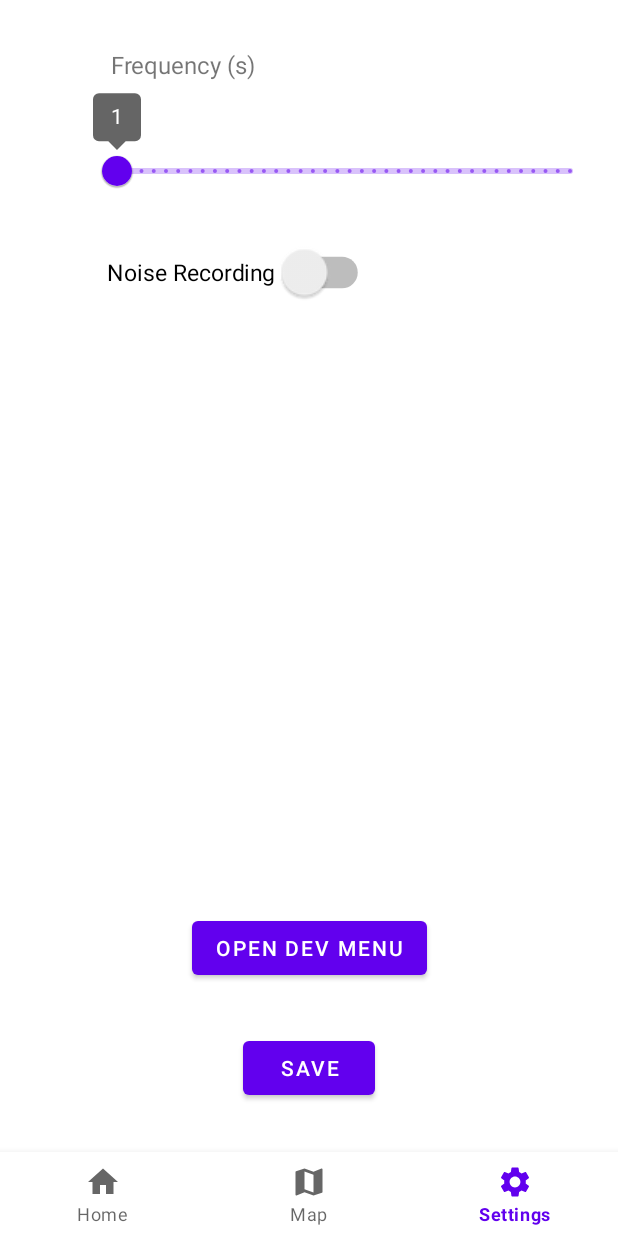
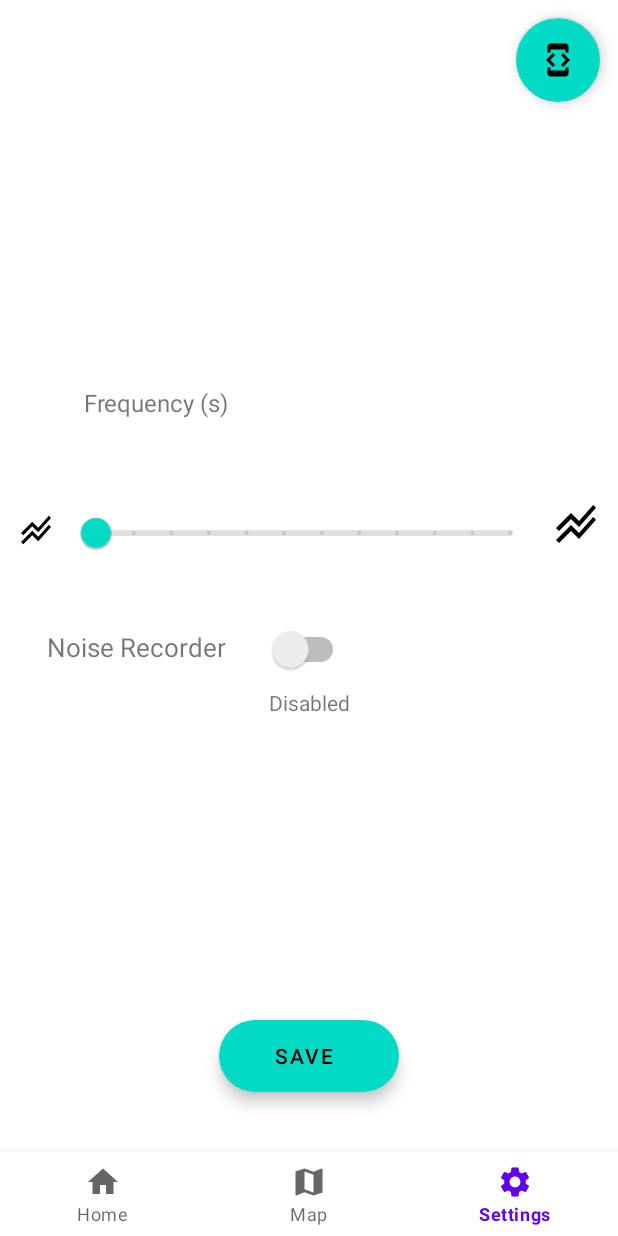
Before and after one commit to trdin/Digital-twin-StudApp, an Android app: the screen it shows after launch (MainActivity), item 3 of the bottom bar chosen, on a phone screen of 412 x 824 dp. Run offline under Robolectric (Android 15) with nearby library versions, the phone set to English and light mode, and no system bars; our stand-ins replace EventBus, Timber; libraries missing offline, so code that uses them is left out: org.osmdroid.api, org.osmdroid.tileprovider, org.osmdroid.util, org.osmdroid.views; pictures from the network do not load; 1 statement that could not run was skipped.

Commit message:
SMLTG-177 UI Design.

```diff
--- a/app/src/main/java/com/example/studapp/HomeFragment.kt
+++ b/app/src/main/java/com/example/studapp/HomeFragment.kt
@@ -72,7 +72,7 @@ class HomeFragment : Fragment() {
                 if (lastLocation != null && insert) {
                     val jsonObj = MessageJsonObject()
                     jsonObj.content = binding.etMessage.text.toString()
-                    jsonObj.category = "text"
+                    jsonObj.category = selectedCategory
                     jsonObj.latitude = lastLocation.latitude.toString()
                     jsonObj.longitude = lastLocation.longitude.toString()
                     jsonObj.time = Date().toString()
--- a/app/src/main/java/com/example/studapp/MainActivity.kt
+++ b/app/src/main/java/com/example/studapp/MainActivity.kt
@@ -141,8 +141,8 @@ class MainActivity : AppCompatActivity() {
                 override fun run() {
                     val noiseRecorder = NoiseRecorder()
                     noiseRecorder.context = this@MainActivity
-                    //Log.d("aaa", noiseRecorder.noiseLevel.toString())
                     mainHandler.postDelayed(this, ((app.frequency * 1000).toLong()))
+                    if (app.recordSetting) {
                         val noiseDb = round(noiseRecorder.noiseLevel)
                         val simpleDateFormat = SimpleDateFormat("yyyy-MM-dd HH:mm", Locale.ENGLISH)
                         val time = Calendar.getInstance().time
@@ -173,6 +173,11 @@ class MainActivity : AppCompatActivity() {
                                     jsonMsgObj.time = Date().toString()
                                     app.postMainRequest("messages", Gson().toJson(jsonMsgObj))
                                 }
+                            }
+                        } catch (ex: IOException) {
+                            Timber.tag("dev_post_req").e(ex)
+                            mainHandler.removeCallbacks(updateTextTask!!)
+
                         }
                     }
                     //noise, lat, lon , time.
--- a/app/src/main/java/com/example/studapp/MyApplication.kt
+++ b/app/src/main/java/com/example/studapp/MyApplication.kt
@@ -17,8 +17,8 @@ import java.util.*
 class MyApplication : Application() {
     lateinit var sharedPref: SharedPreferences
     lateinit var okClient: OkHttpClient
-    var frequency = 1.0f
-    var recordSetting = false;
+    var frequency = 5f
+    var recordSetting = false
 
     companion object {
         const val NOISE_HIGH_LIMIT = 80
--- a/app/src/main/java/com/example/studapp/SettingsFragment.kt
+++ b/app/src/main/java/com/example/studapp/SettingsFragment.kt
@@ -1,6 +1,5 @@
 package com.example.studapp
 
-import android.content.SharedPreferences
 import android.os.Bundle
 import androidx.fragment.app.Fragment
 import android.view.LayoutInflater
@@ -8,7 +7,6 @@ import android.view.View
 import android.view.ViewGroup
 import android.widget.Toast
 import com.example.studapp.databinding.FragmentSettingsBinding
-import timber.log.Timber
 
 
 class SettingsFragment : Fragment()  {
@@ -32,11 +30,22 @@ class SettingsFragment : Fragment()  {
 
 
         binding.slFrequency.value = app.frequency
-        binding.recorderSetting.isChecked = app.recordSetting
+        binding.swRecorderSetting.isChecked = app.recordSetting
+        binding.slFrequency.isEnabled = app.recordSetting
+
+        binding.swRecorderSetting.setOnCheckedChangeListener { _, isChecked ->
+            if(isChecked){
+                binding.tvSwitchStatus.setText("Enabled")
+                binding.slFrequency.isEnabled = true
+            }else {
+                binding.tvSwitchStatus.setText("Disabled")
+                binding.slFrequency.isEnabled = false
+            }
+        }
 
         binding.btnSave.setOnClickListener {
             val newFrequency = binding.slFrequency.value
-            val newRecordingSetting = binding.recorderSetting.isChecked
+            val newRecordingSetting = binding.swRecorderSetting.isChecked
             if(app.saveFrequency(newFrequency) && app.saveRecordSetting(newRecordingSetting)){
                 Toast.makeText(activity, "Settings Saved", Toast.LENGTH_SHORT).show()
             }else{
--- /dev/null
+++ b/app/src/main/res/drawable/ic_developer.xml
@@ -0,0 +1,5 @@
+<vector android:height="24dp" android:tint="#000000"
+    android:viewportHeight="24" android:viewportWidth="24"
+    android:width="24dp" xmlns:android="http://schemas.android.com/apk/res/android">
+    <path android:fillColor="@android:color/white" android:pathData="M7,5h10v2h2L19,3c0,-1.1 -0.9,-1.99 -2,-1.99L7,1c-1.1,0 -2,0.9 -2,2v4h2L7,5zM15.41,16.59L20,12l-4.59,-4.59L14,8.83 17.17,12 14,15.17l1.41,1.42zM10,15.17L6.83,12 10,8.83 8.59,7.41 4,12l4.59,4.59L10,15.17zM17,19L7,19v-2L5,17v4c0,1.1 0.9,2 2,2h10c1.1,0 2,-0.9 2,-2v-4h-2v2z"/>
+</vector>
--- /dev/null
+++ b/app/src/main/res/drawable/ic_frequency.xml
@@ -0,0 +1,5 @@
+<vector android:height="24dp" android:tint="#000000"
+    android:viewportHeight="24" android:viewportWidth="24"
+    android:width="24dp" xmlns:android="http://schemas.android.com/apk/res/android">
+    <path android:fillColor="@android:color/white" android:pathData="M2,19.99l7.5,-7.51l4,4l7.09,-7.97L22,9.92l-8.5,9.56l-4,-4l-6,6.01L2,19.99zM3.5,15.49l6,-6.01l4,4L22,3.92l-1.41,-1.41l-7.09,7.97l-4,-4L2,13.99L3.5,15.49z"/>
+</vector>
--- /dev/null
+++ b/app/src/main/res/drawable/ic_frequency_small.xml
@@ -0,0 +1,5 @@
+<vector android:height="16dp" android:tint="#000000"
+    android:viewportHeight="24" android:viewportWidth="24"
+    android:width="16dp" xmlns:android="http://schemas.android.com/apk/res/android">
+    <path android:fillColor="@android:color/white" android:pathData="M2,19.99l7.5,-7.51l4,4l7.09,-7.97L22,9.92l-8.5,9.56l-4,-4l-6,6.01L2,19.99zM3.5,15.49l6,-6.01l4,4L22,3.92l-1.41,-1.41l-7.09,7.97l-4,-4L2,13.99L3.5,15.49z"/>
+</vector>
--- a/app/src/main/res/layout/fragment_home.xml
+++ b/app/src/main/res/layout/fragment_home.xml
@@ -69,6 +69,7 @@
 
                 <com.google.android.material.textfield.TextInputEditText
                     android:id="@+id/etMessage"
+                    android:inputType="textCapSentences"
                     android:layout_width="match_parent"
                     android:layout_height="wrap_content" />
 
--- a/app/src/main/res/layout/fragment_settings.xml
+++ b/app/src/main/res/layout/fragment_settings.xml
@@ -6,75 +6,121 @@
     android:layout_height="match_parent"
     tools:context=".SettingsFragment">
 
+    <com.google.android.material.floatingactionbutton.FloatingActionButton
+        android:id="@+id/btnOpenDev"
+        android:layout_width="wrap_content"
+        android:layout_height="wrap_content"
+        android:layout_marginTop="12dp"
+        android:layout_marginEnd="12dp"
+        android:contentDescription="OpenCameraButton"
+        android:src="@drawable/ic_developer"
+        android:textAlignment="center"
+        app:layout_constraintEnd_toEndOf="parent"
+        app:layout_constraintTop_toTopOf="parent" />
+
+    <androidx.constraintlayout.widget.Guideline
+        android:id="@+id/guideline3"
+        android:layout_width="wrap_content"
+        android:layout_height="wrap_content"
+        android:orientation="horizontal"
+        app:layout_constraintGuide_percent="0.33" />
 
     <TextView
         android:id="@+id/tvFrequency"
         android:layout_width="wrap_content"
         android:layout_height="wrap_content"
-        android:layout_marginTop="32dp"
-        android:layout_marginStart="12dp"
+        android:layout_marginStart="56dp"
+        android:layout_marginTop="4dp"
         android:text="@string/tvFrequency"
         android:textSize="16sp"
-        app:layout_constraintStart_toStartOf="@+id/guideline2"
-        app:layout_constraintTop_toTopOf="parent" />
+        app:layout_constraintStart_toStartOf="parent"
+        app:layout_constraintTop_toTopOf="@id/guideline3" />
+
+    <ImageView
+        android:id="@+id/ivFrequencySmall"
+        android:layout_width="wrap_content"
+        android:layout_height="wrap_content"
+        android:layout_marginTop="88dp"
+        android:src="@drawable/ic_frequency"
+        app:layout_constraintEnd_toStartOf="@+id/slFrequency"
+        app:layout_constraintStart_toStartOf="parent"
+        app:layout_constraintTop_toTopOf="@+id/guideline3" />
+
+    <ImageView
+        android:id="@+id/ivFrequencyBig"
+        android:layout_width="wrap_content"
+        android:layout_height="wrap_content"
+        android:layout_marginTop="80dp"
+        android:minWidth="32dp"
+        android:minHeight="32dp"
+        android:src="@drawable/ic_frequency_small"
+        app:layout_constraintEnd_toEndOf="parent"
+        app:layout_constraintStart_toEndOf="@+id/slFrequency"
+        app:layout_constraintTop_toTopOf="@+id/guideline3" />
 
     <com.google.android.material.slider.Slider
         android:id="@+id/slFrequency"
         android:layout_width="0dp"
         android:layout_height="wrap_content"
-        android:layout_marginTop="4dp"
-        android:layout_marginEnd="16dp"
-        android:valueFrom="1"
+        android:layout_marginStart="48dp"
+        android:layout_marginEnd="56dp"
+        android:layout_marginTop="20dp"
+        android:contentDescription="@string/frequencyslider"
+        android:stepSize="5"
+        android:value="5"
+        android:valueFrom="5"
         android:valueTo="60"
-        android:stepSize="1"
-        android:value="10"
+        app:thumbColor="@color/teal_200"
         app:labelBehavior="visible"
         app:layout_constraintEnd_toEndOf="parent"
-        app:layout_constraintStart_toStartOf="@+id/guideline2"
+        app:layout_constraintStart_toStartOf="parent"
         app:layout_constraintTop_toBottomOf="@+id/tvFrequency" />
 
-    <androidx.constraintlayout.widget.Guideline
-        android:id="@+id/guideline2"
+    <TextView
+        android:id="@+id/tvNoiseRecording"
         android:layout_width="wrap_content"
         android:layout_height="wrap_content"
-        android:orientation="vertical"
-        app:layout_constraintGuide_percent="0.15" />
+        android:layout_marginTop="40dp"
+        android:text="@string/tv_noise_recording"
+        android:textSize="17sp"
+        app:layout_constraintEnd_toStartOf="@+id/swRecorderSetting"
+        app:layout_constraintStart_toStartOf="parent"
+        app:layout_constraintTop_toBottomOf="@+id/slFrequency" />
 
-    <Button
+    <Switch
+        android:id="@+id/swRecorderSetting"
+        android:layout_width="wrap_content"
+        android:layout_height="wrap_content"
+        android:scaleX="1.2"
+        android:scaleY="1.2"
+        android:layout_marginTop="40dp"
+        app:layout_constraintEnd_toEndOf="parent"
+        app:layout_constraintStart_toStartOf="parent"
+        app:layout_constraintTop_toBottomOf="@+id/slFrequency"
+        tools:ignore="UseSwitchCompatOrMaterialXml" />
+
+    <TextView
+        android:id="@+id/tvSwitchStatus"
+        android:layout_width="wrap_content"
+        android:layout_height="wrap_content"
+        android:text="Disabled"
+        android:layout_marginTop="12dp"
+        app:layout_constraintEnd_toEndOf="parent"
+        app:layout_constraintStart_toStartOf="parent"
+        app:layout_constraintTop_toBottomOf="@+id/swRecorderSetting" />
+
+    <com.google.android.material.floatingactionbutton.ExtendedFloatingActionButton
         android:id="@+id/btnSave"
         android:layout_width="wrap_content"
         android:layout_height="wrap_content"
-        android:layout_marginBottom="32dp"
-        android:text="@string/btnSave"
+        android:layout_marginTop="16dp"
+        android:layout_marginHorizontal="24dp"
+        android:layout_marginBottom="40dp"
+        android:textAlignment="center"
+        android:text="@string/efBtnSave"
         app:layout_constraintBottom_toBottomOf="parent"
         app:layout_constraintEnd_toEndOf="parent"
         app:layout_constraintStart_toStartOf="parent" />
 
-    <Button
-        android:id="@+id/btnOpenDev"
-        android:layout_width="wrap_content"
-        android:layout_height="wrap_content"
-        android:layout_marginBottom="32dp"
-        android:text="@string/btnOpenDev"
-        app:layout_constraintBottom_toTopOf="@+id/btnSave"
-        app:layout_constraintEnd_toEndOf="parent"
-        app:layout_constraintStart_toStartOf="parent" />
-
-    <Switch
-        android:id="@+id/recorderSetting"
-        android:layout_width="wrap_content"
-        android:layout_height="wrap_content"
-        android:layout_marginStart="40dp"
-        android:layout_marginTop="30dp"
-        android:scaleX="1.5"
-        android:scaleY="1.5"
-        android:text="Noise Recording"
-        android:textSize="10sp"
-        app:layout_constraintStart_toStartOf="@+id/guideline2"
-        app:layout_constraintTop_toBottomOf="@+id/slFrequency"
-        tools:ignore="UseSwitchCompatOrMaterialXml" />
-
-
-
 
 </androidx.constraintlayout.widget.ConstraintLayout>
--- a/app/src/main/res/layout/item_message.xml
+++ b/app/src/main/res/layout/item_message.xml
@@ -9,7 +9,8 @@
     android:clickable="true"
     android:focusable="true"
     android:contentDescription="@string/cv_content_description"
-    app:cardElevation="6dp">
+    app:cardElevation="6dp"
+    app:cardCornerRadius="4dp">
 
     <LinearLayout
         android:layout_width="match_parent"
--- a/app/src/main/res/values/strings.xml
+++ b/app/src/main/res/values/strings.xml
@@ -40,6 +40,9 @@
     <string name="efBtnSend">Send</string>
     <string name="ac_textview_select_category">Select Category</string>
     <string name="il_hint_category">Category</string>
+    <string name="frequencyslider">FrequencySlider</string>
+    <string name="tv_noise_recording">Noise Recorder</string>
+    <string name="efBtnSave">Save</string>
 
     <string-array name="categories">
         <item>Study</item>
```
Lines whose indentation alone changed are shown as unchanged.
